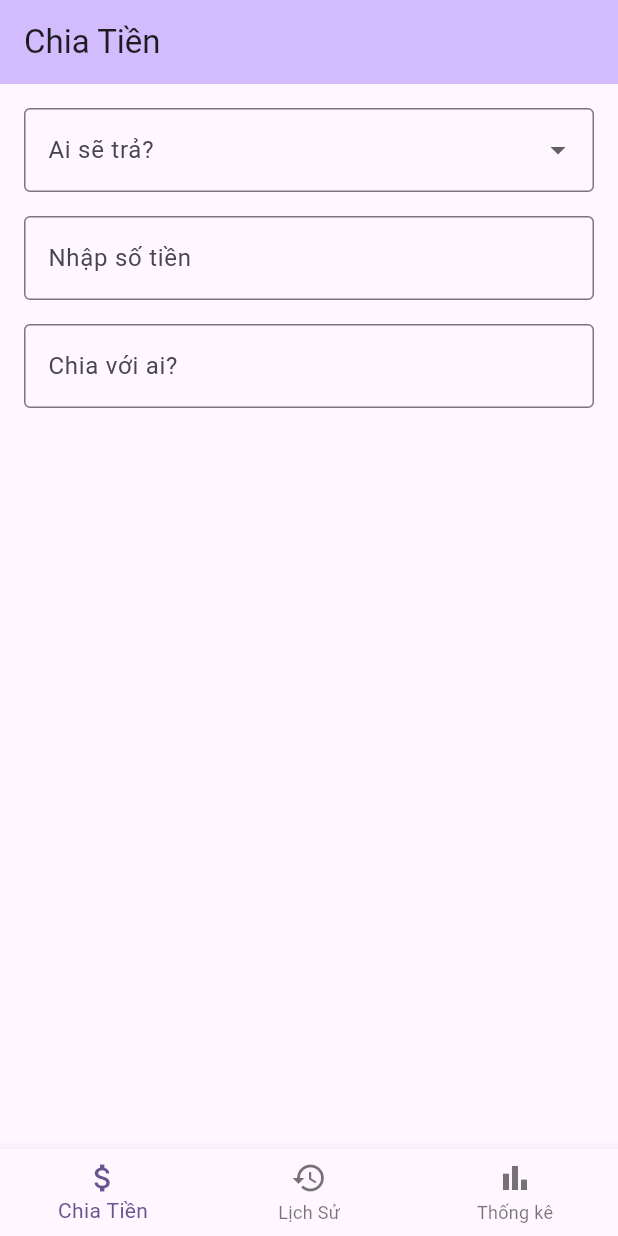
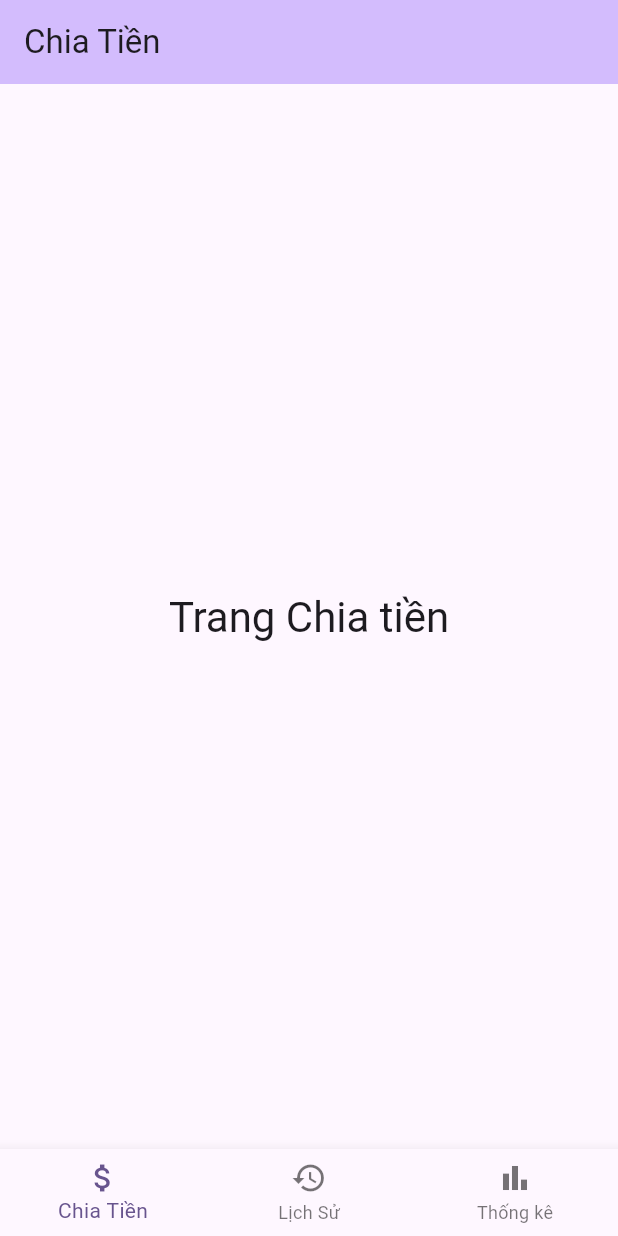
Before and after one commit to ductri09072004/track_nest, a Flutter app: the screen it shows after launch, on a phone screen of 412 x 824 dp. Run offline on Flutter 3.47's test engine with Material 3 defaults, Android fonts, the phone set to English and light mode, and no system bars; our stand-ins replace bloc; generated files the repository leaves out were written again.

```diff
--- a/lib/app/view/app.dart
+++ b/lib/app/view/app.dart
@@ -1,9 +1,7 @@
 import 'package:flutter/material.dart';
-import 'package:testverygood/l10n/l10n.dart';
-import '../../feature/split_money.dart';
-import '../../feature/history.dart';
-
-import '../../feature/statistical.dart';
+import 'package:testverygood/feature/history.dart';
+import 'package:testverygood/feature/split_money.dart';
+import 'package:testverygood/feature/statistical.dart';
 
 void main() {
   runApp(const App());
@@ -26,7 +24,7 @@ class App extends StatelessWidget {
 }
 
 class MainPage extends StatefulWidget {
-  const MainPage({Key? key}) : super(key: key);
+  const MainPage({super.key});
 
   @override
   State<MainPage> createState() => _MainPageState();
--- a/lib/feature/history.dart
+++ b/lib/feature/history.dart
@@ -1,7 +1,7 @@
 import 'package:flutter/material.dart';
 
 class HistoryPage extends StatelessWidget {
-  const HistoryPage({Key? key}) : super(key: key);
+  const HistoryPage({super.key});
 
   @override
   Widget build(BuildContext context) {
--- a/lib/feature/people.dart
+++ b/lib/feature/people.dart
@@ -1,7 +1,7 @@
 import 'package:flutter/material.dart';
 
 class FriendsPage extends StatelessWidget {
-  const FriendsPage({Key? key}) : super(key: key);
+  const FriendsPage({super.key});
 
   @override
   Widget build(BuildContext context) {
--- a/lib/feature/split_money.dart
+++ b/lib/feature/split_money.dart
@@ -1,151 +1,14 @@
 import 'package:flutter/material.dart';
 
-class SplitMoneyPage extends StatefulWidget {
-  const SplitMoneyPage({Key? key}) : super(key: key);
-
-  @override
-  State<SplitMoneyPage> createState() => _SplitMoneyPageState();
-}
-
-class _SplitMoneyPageState extends State<SplitMoneyPage> {
-  final TextEditingController _payerController = TextEditingController();
-  final TextEditingController _amountController = TextEditingController();
-  final TextEditingController _noteController = TextEditingController();
-  final List<String> _people = ['Người A', 'Người B', 'Người C', 'Người D'];
-  String _payer = '';
-  final Set<String> _selectedSharedWith = {};
-  String _result = '';
-
-  void _autoCalculateSplit() {
-    final double? amount = double.tryParse(_amountController.text);
-    if (amount != null && _selectedSharedWith.isNotEmpty) {
-      final int peopleCount = _selectedSharedWith.length;
-      final double splitAmount = amount / peopleCount;
-      setState(() {
-        _result =
-            'Mỗi người cần trả: ${splitAmount.toStringAsFixed(2)} VND\n(Chia cho: ${_selectedSharedWith.join(", ")})';
-      });
-    } else {
-      setState(() {
-        _result = 'Chưa đủ thông tin để tính tiền chia.';
-      });
-    }
-  }
-
-  void _showSharedWithPicker() async {
-    final Set<String> tempSelected = {..._selectedSharedWith};
-
-    final Set<String>? selected = await showDialog<Set<String>>(
-      context: context,
-      builder: (BuildContext context) {
-        return StatefulBuilder(
-          builder: (BuildContext context, StateSetter dialogSetState) {
-            return AlertDialog(
-              title: const Text('Chọn người chia tiền'),
-              content: Column(
-                mainAxisSize: MainAxisSize.min,
-                children: _people.map((person) {
-                  return CheckboxListTile(
-                    title: Text(person),
-                    value: tempSelected.contains(person),
-                    onChanged: (bool? isChecked) {
-                      dialogSetState(() {
-                        if (isChecked == true) {
-                          tempSelected.add(person);
-                        } else {
-                          tempSelected.remove(person);
-                        }
-                      });
-                    },
-                  );
-                }).toList(),
-              ),
-              actions: [
-                TextButton(
-                  onPressed: () {
-                    Navigator.pop(context, tempSelected);
-                  },
-                  child: const Text('Xong'),
-                ),
-              ],
-            );
-          },
-        );
-      },
-    );
-
-    if (selected != null) {
-      setState(() {
-        _selectedSharedWith.clear();
-        _selectedSharedWith.addAll(selected);
-      });
-      _autoCalculateSplit();
-    }
-  }
+class SplitMoneyPage extends StatelessWidget {
+  const SplitMoneyPage({super.key});
 
   @override
   Widget build(BuildContext context) {
-    return Padding(
-      padding: const EdgeInsets.all(16.0),
-      child: Column(
-        crossAxisAlignment: CrossAxisAlignment.start,
-        children: [
-          DropdownButtonFormField<String>(
-            value: _payer.isNotEmpty ? _payer : null,
-            items: _people.map((person) {
-              return DropdownMenuItem(
-                value: person,
-                child: Text(person),
-              );
-            }).toList(),
-            onChanged: (value) {
-              setState(() {
-                _payer = value ?? '';
-              });
-              _autoCalculateSplit();
-            },
-            decoration: const InputDecoration(
-              labelText: 'Ai sẽ trả?',
-              border: OutlineInputBorder(),
-            ),
-          ),
-          const SizedBox(height: 16),
-          TextField(
-            controller: _amountController,
-            keyboardType: TextInputType.number,
-            decoration: const InputDecoration(
-              labelText: 'Nhập số tiền',
-              border: OutlineInputBorder(),
-            ),
-            onChanged: (value) {
-              _autoCalculateSplit();
-            },
-          ),
-          const SizedBox(height: 16),
-          TextField(
-            readOnly: true,
-            onTap: _showSharedWithPicker,
-            decoration: InputDecoration(
-              labelText: _selectedSharedWith.isEmpty
-                  ? 'Chia với ai?'
-                  : 'Chia với: ${_selectedSharedWith.join(", ")}',
-              border: const OutlineInputBorder(),
-            ),
-          ),
-          const SizedBox(height: 16),
-          // TextField(
-          //   controller: _noteController,
-          //   decoration: const InputDecoration(
-          //     labelText: 'Ghi chú',
-          //     border: OutlineInputBorder(),
-          //   ),
-          // ),
-          const SizedBox(height: 16),
-          Text(
-            _result,
-            style: Theme.of(context).textTheme.headlineSmall,
-          ),
-        ],
+    return Center(
+      child: Text(
+        'Trang Chia tiền',
+        style: Theme.of(context).textTheme.headlineMedium,
       ),
     );
   }
--- a/lib/feature/statistical.dart
+++ b/lib/feature/statistical.dart
@@ -1,7 +1,7 @@
 import 'package:flutter/material.dart';
 
 class StatisticalPage extends StatelessWidget {
-  const StatisticalPage({Key? key}) : super(key: key);
+  const StatisticalPage({super.key});
 
   @override
   Widget build(BuildContext context) {
```
